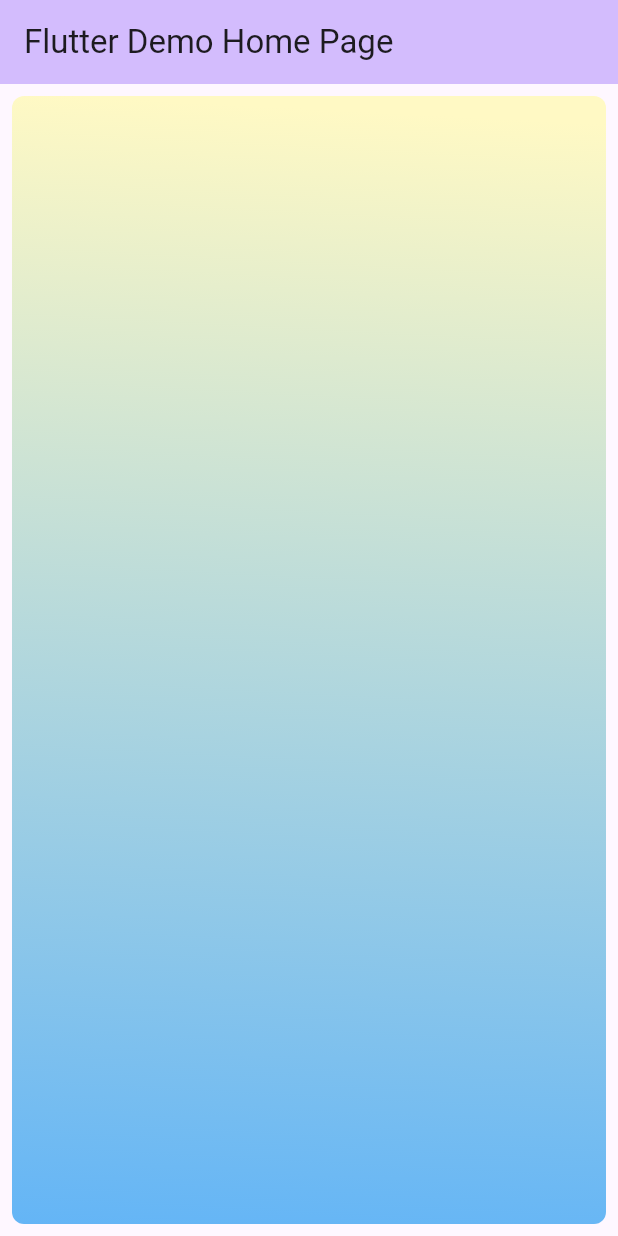
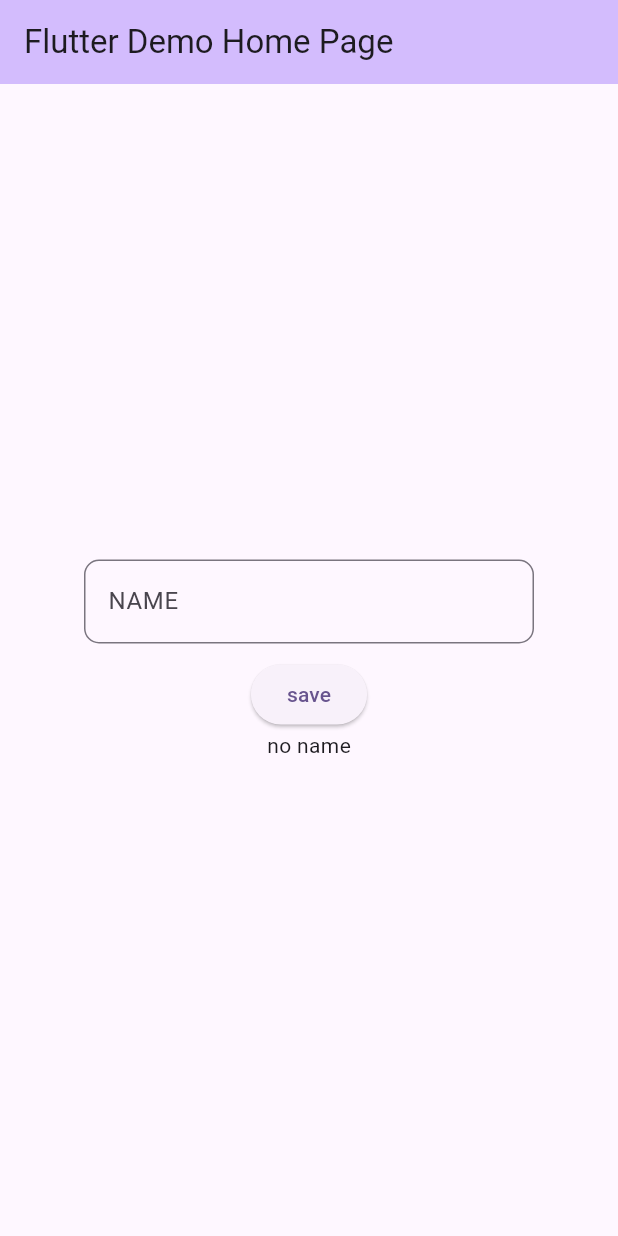
Before and after one commit to Foysalrabby/Flutterpartice70, a Flutter app: the screen it shows after launch, on a phone screen of 412 x 824 dp. Run offline on Flutter 3.47's test engine with Material 3 defaults, Android fonts, the phone set to English and light mode, and no system bars; our stand-ins replace shared_preferences.

Commit message:
SHARE PREFERENCE

```diff
--- a/flutterapp/lib/main.dart
+++ b/flutterapp/lib/main.dart
@@ -1,4 +1,5 @@
 import 'package:flutter/material.dart';
+import 'package:shared_preferences/shared_preferences.dart';
 
 void main() {
   runApp(const MyApp());
@@ -31,6 +32,14 @@ class MyHomePage extends StatefulWidget {
 }
 
 class _MyHomePageState extends State<MyHomePage> {
+  var inputtextcontroller = TextEditingController();
+  var Namevaluetext=" NO NAME";
+  @override
+  void initState() {
+    super.initState();
+    getValur();
+  }
+
   @override
   Widget build(BuildContext context) {
     return Scaffold(
@@ -38,29 +47,45 @@ class _MyHomePageState extends State<MyHomePage> {
           backgroundColor: Theme.of(context).colorScheme.inversePrimary,
           title: Text(widget.title),
         ),
-        body:Padding(
+        body: Padding(
             padding: const EdgeInsets.all(8.0),
             child: Center(
               child: Container(
-              width: double.infinity,
-              height: double.infinity,
-              decoration: BoxDecoration(
-                borderRadius: BorderRadius.circular(8),
-                gradient: LinearGradient(
-                  colors:[
-                   Colors.blue.shade300,Colors.yellow.shade100
-                  ] ,
-                  begin: FractionalOffset(0.0,1.0),
-                  end: FractionalOffset(0.1,0.0)
+                width: 300,
+                child: Column(
+                  mainAxisAlignment: MainAxisAlignment.center,
+                  children: [
+                    TextField(
+                      controller: inputtextcontroller,
+                      decoration: InputDecoration(
+                          border: OutlineInputBorder(
+                              borderRadius: BorderRadius.circular(10)),
+                          labelText: "NAME"),
                     ),
-
+                    SizedBox(
+                      height: 10,
                     ),
-
-
+                    ElevatedButton(
+                        onPressed: () async {
+                          var name = inputtextcontroller.text.toString();
+                          var sharepreference =
+                              await SharedPreferences.getInstance();
+                          sharepreference.setString("name", name);
+                        },
+                        child: Text("save")),
+                    Text(Namevaluetext),
+                  ],
                 ),
               ),
-        )
+            )));
+  }
 
-        );
+  void getValur() async {
+    var initilazesharepp = await SharedPreferences.getInstance();
+    var fgetname = initilazesharepp.getString("name");
+
+    setState(() {
+       Namevaluetext = fgetname != null ? fgetname : "no name";
+    });
   }
 }
--- a/flutterapp/pubspec.yaml
+++ b/flutterapp/pubspec.yaml
@@ -46,6 +46,8 @@ dev_dependencies:
   # package. See that file for information about deactivating specific lint
   # rules and activating additional ones.
   flutter_lints: ^2.0.0
+  #shared preference
+  shared_preferences: ^2.2.2
 
 # For information on the generic Dart part of this file, see the
 # following page: https://dart.dev/tools/pub/pubspec
```
Also changed, not shown: flutterapp/pubspec.lock, 1 other file. Lines whose indentation alone changed are shown as unchanged.
